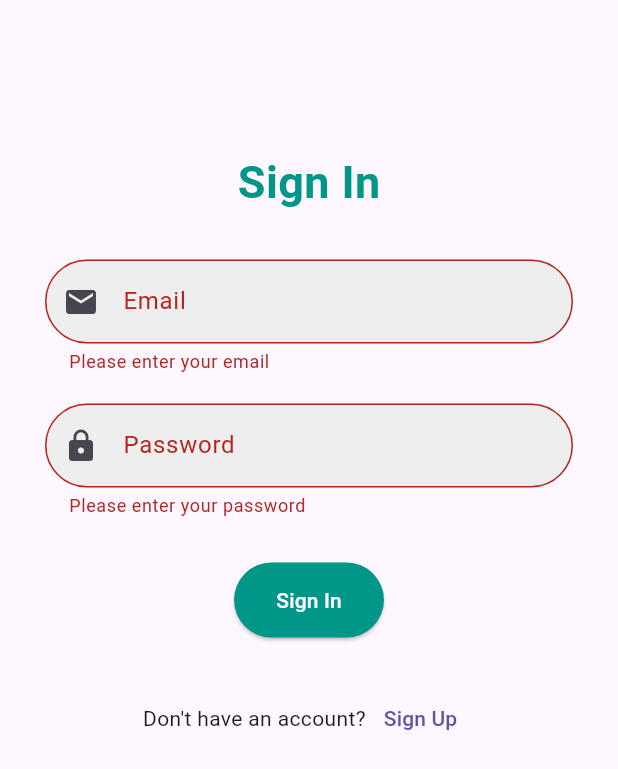
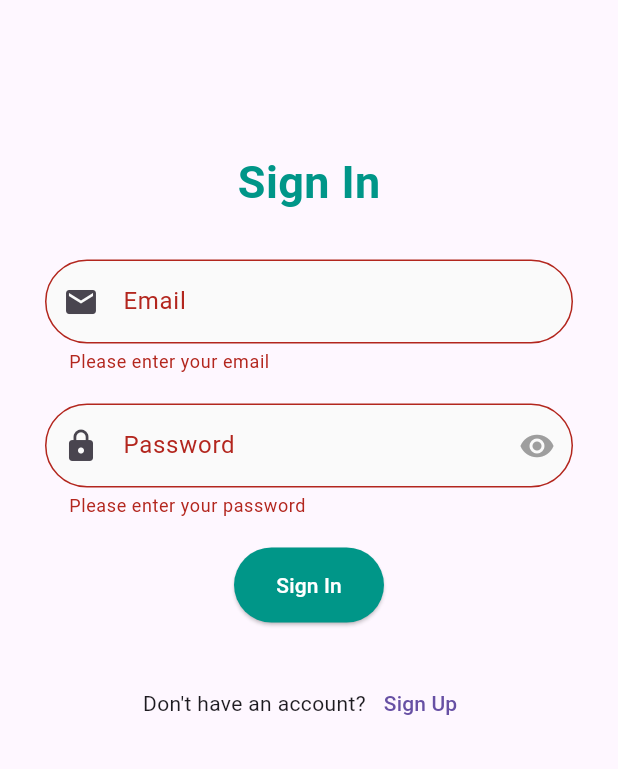
Before and after one commit to riggs249/donation-management-app, a Flutter app: the screen it shows after launch, after a tap on "Sign In", on a phone screen of 412 x 824 dp. Shown: the top 769 px of the screen. Run offline on Flutter 3.47's test engine with Material 3 defaults, Android fonts, the phone set to English and light mode, and no system bars; our stand-ins replace cloud_firestore, firebase_auth, firebase_core, image_picker; accounts and stored records are empty; generated files the repository leaves out were written again.

Commit message:
chore: fixed sign in for admin and minor design in sign up pages

```diff
--- a/my_app/lib/pages/home_page.dart
+++ b/my_app/lib/pages/home_page.dart
@@ -36,7 +36,7 @@ class _HomePageState extends State<HomePage> {
             return const SignInPage();
           }
 
-          return OrganizationHomePage(); //if user is logged in, display org temporarily
+          return SignInPage();
         });
   }
 }
--- a/my_app/lib/pages/signin_page.dart
+++ b/my_app/lib/pages/signin_page.dart
@@ -1,12 +1,13 @@
 import 'package:flutter/material.dart';
 import 'package:provider/provider.dart';
+import './admin_page.dart';
 import './donor_page.dart';
 import './organization_home_page.dart';
 import '../providers/auth_provider.dart';
 import 'default_signup_page.dart';
 
 class SignInPage extends StatefulWidget {
-  const SignInPage({super.key});
+  const SignInPage({Key? key}) : super(key: key);
 
   @override
   State<SignInPage> createState() => _SignInPageState();
@@ -17,6 +18,7 @@ class _SignInPageState extends State<SignInPage> {
   String? email;
   String? password;
   String? errorMessage;
+  bool _obscurePassword = true; // State variable to toggle password visibility
 
   @override
   Widget build(BuildContext context) {
@@ -34,36 +36,36 @@ class _SignInPageState extends State<SignInPage> {
                 passwordField,
                 errorMessage != null ? signInErrorMessage : Container(),
                 submitButton,
-                  signUpButton
+                signUpButton,
               ],
             ),
-            )),
+          ),
+        ),
       ),
     );
   }
 
   Widget get heading => Padding(
-    padding: EdgeInsets.only(bottom: 30),
+    padding: const EdgeInsets.only(bottom: 30),
     child: Text(
       "Sign In",
-      style: TextStyle(fontSize: 30, fontWeight: FontWeight.bold, color: Colors.teal), // Teal color for heading
+      style: TextStyle(fontSize: 30, fontWeight: FontWeight.bold, color: Colors.teal),
     ),
   );
-
 
   Widget get emailField => Padding(
     padding: const EdgeInsets.only(bottom: 20),
     child: TextFormField(
       decoration: InputDecoration(
         border: OutlineInputBorder(
-              borderRadius: BorderRadius.circular(50), // Custom border radius
+          borderRadius: BorderRadius.circular(50),
         ),
         focusedBorder: OutlineInputBorder(
-              borderSide: BorderSide(color: Colors.teal), // Custom active color
-              borderRadius: BorderRadius.circular(50), // Custom border radius
+          borderSide: BorderSide(color: Colors.teal),
+          borderRadius: BorderRadius.circular(50),
         ),
-            filled: true, // Set to true to fill the background color
-            fillColor: Colors.grey[200], // Background color of the input field
+        filled: true,
+        fillColor: Colors.grey[50],
         labelText: "Email",
         hintText: "youremail@example.com",
         prefixIcon: Icon(Icons.email),
@@ -79,23 +81,34 @@ class _SignInPageState extends State<SignInPage> {
   );
 
   Widget get passwordField => Padding(
-        padding: const EdgeInsets.only(bottom: 30),
+    padding: const EdgeInsets.only(bottom: 20),
     child: TextFormField(
       decoration: InputDecoration(
         border: OutlineInputBorder(
-              borderRadius: BorderRadius.circular(50), // Custom border radius
+          borderRadius: BorderRadius.circular(50),
         ),
         focusedBorder: OutlineInputBorder(
-              borderSide: BorderSide(color: Colors.teal), // Custom active color
-              borderRadius: BorderRadius.circular(50), // Custom border radius
+          borderSide: BorderSide(color: Colors.teal),
+          borderRadius: BorderRadius.circular(50),
         ),
-            filled: true, // Set to true to fill the background color
-            fillColor: Colors.grey[200], // Background color of the input field
+        filled: true,
+        fillColor: Colors.grey[50],
         labelText: "Password",
         hintText: "******",
         prefixIcon: Icon(Icons.lock),
+        suffixIcon: IconButton(
+          icon: Icon(
+            _obscurePassword ? Icons.visibility : Icons.visibility_off,
+            color: Colors.grey,
           ),
-          obscureText: true,
+          onPressed: () {
+            setState(() {
+              _obscurePassword = !_obscurePassword;
+            });
+          },
+        ),
+      ),
+      obscureText: _obscurePassword,
       onSaved: (value) => setState(() => password = value),
       validator: (value) {
         if (value == null || value.isEmpty) {
@@ -144,8 +157,8 @@ class _SignInPageState extends State<SignInPage> {
           context: context,
           builder: (BuildContext context) {
             return AlertDialog(
-                    title: const Text('Login Successful'),
-                    content: const Text('You have successfully logged in as a donor.'),
+              title: const Text('Login Successful', style: TextStyle(color: Colors.teal)),
+              content: const Text('You have successfully logged in as a donor.', style: TextStyle(color: Colors.teal)),
               actions: <Widget>[
                 TextButton(
                   onPressed: () {
@@ -155,9 +168,13 @@ class _SignInPageState extends State<SignInPage> {
                       MaterialPageRoute(builder: (context) => DonorPage()),
                     );
                   },
-                        child: const Text('OK'),
+                  child: const Text('OK', style: TextStyle(color: Colors.teal)),
                 ),
               ],
+              shape: RoundedRectangleBorder(
+                borderRadius: BorderRadius.circular(20.0),
+              ),
+              backgroundColor: Colors.white,
             );
           },
         );
@@ -166,8 +183,8 @@ class _SignInPageState extends State<SignInPage> {
           context: context,
           builder: (BuildContext context) {
             return AlertDialog(
-                    title: const Text('Login Successful'),
-                    content: const Text('You have successfully logged in as an organization.'),
+              title: const Text('Login Successful', style: TextStyle(color: Colors.teal)),
+              content: const Text('You have successfully logged in as an organization.', style: TextStyle(color: Colors.teal)),
               actions: <Widget>[
                 TextButton(
                   onPressed: () {
@@ -180,13 +197,42 @@ class _SignInPageState extends State<SignInPage> {
                   child: const Text('OK'),
                 ),
               ],
+              shape: RoundedRectangleBorder(
+                borderRadius: BorderRadius.circular(20.0),
+              ),
+              backgroundColor: Colors.white,
             );
           },
-
+        );
+      } else if (result == "admin") {
+        showDialog(
+          context: context,
+          builder: (BuildContext context) {
+            return AlertDialog(
+              title: const Text('Login Successful', style: TextStyle(color: Colors.teal)),
+              content: const Text('You have successfully logged in as an administrator.', style: TextStyle(color: Colors.teal)),
+              actions: <Widget>[
+                TextButton(
+                  onPressed: () {
+                    Navigator.of(context).pop();
+                    Navigator.pushReplacement(
+                      context,
+                      MaterialPageRoute(builder: (context) => AdminPage()),
+                    );
+                  },
+                  child: const Text('OK'),
+                ),
+              ],
+              shape: RoundedRectangleBorder(
+                borderRadius: BorderRadius.circular(20.0),
+              ),
+              backgroundColor: Colors.white,
+            );
+          },
         );
       } else {
         setState(() {
-                errorMessage = result;
+          errorMessage = result ?? "Unknown error";
         });
       }
     }
@@ -194,15 +240,15 @@ class _SignInPageState extends State<SignInPage> {
   child: Text(
     'Sign In',
     style: TextStyle(
-            color: Colors.white, // Font color of the button text
+      color: Colors.white,
     ),
   ),
   style: ElevatedButton.styleFrom(
-            backgroundColor: Colors.teal, // Custom button color
-            padding: const EdgeInsets.symmetric(vertical: 15), // Custom padding
-            minimumSize: Size(100, 0), // Minimum button width
+    backgroundColor: Colors.teal,
+    padding: const EdgeInsets.symmetric(vertical: 15),
+    minimumSize: Size(100, 0),
     shape: RoundedRectangleBorder(
-              borderRadius: BorderRadius.circular(50), // Custom border radius
+      borderRadius: BorderRadius.circular(50),
     ),
   ),
 );
@@ -217,10 +263,11 @@ class _SignInPageState extends State<SignInPage> {
           onPressed: () {
             Navigator.push(
               context,
-                      MaterialPageRoute(
-                          builder: (context) => const DefSignUpPage()));
+              MaterialPageRoute(builder: (context) => const DefSignUpPage()),
+            );
           },
-                child: const Text("Sign Up"))
+          child: const Text("Sign Up"),
+        ),
       ],
     ),
   );
```
Also changed, not shown: my_app/lib/api/firebase_auth_api.dart (+28 -2 lines), my_app/lib/pages/admin_page.dart (+9 -3 lines), my_app/lib/pages/default_signup_page.dart (+5 -5 lines), my_app/lib/pages/org_signup_page.dart (+21 -12 lines). Lines whose indentation alone changed are shown as unchanged.
